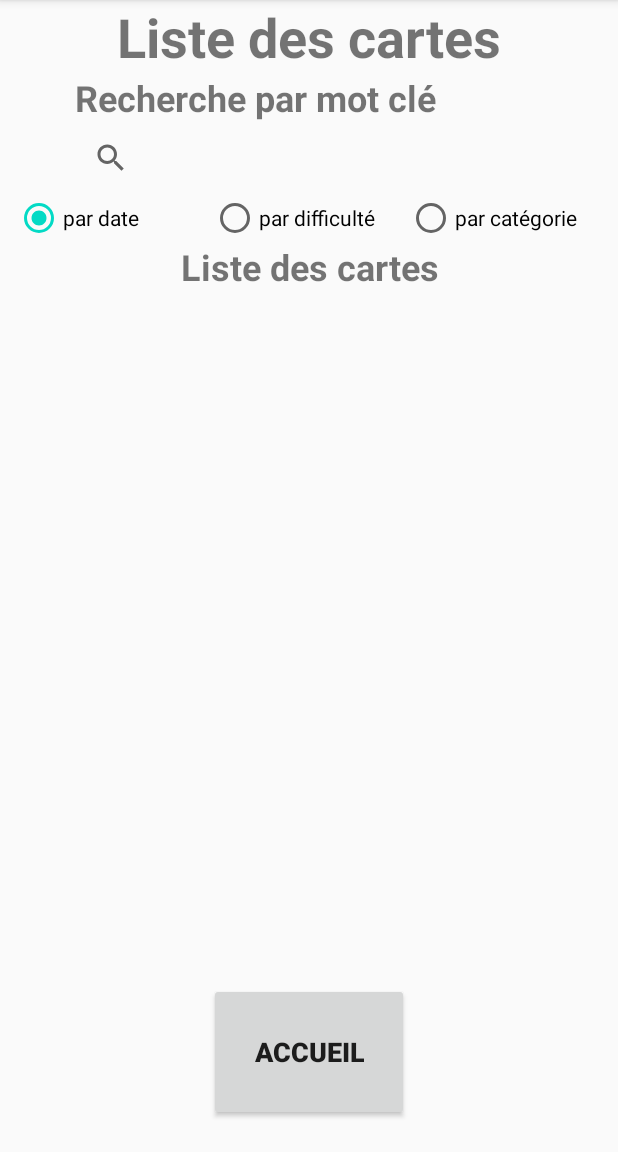
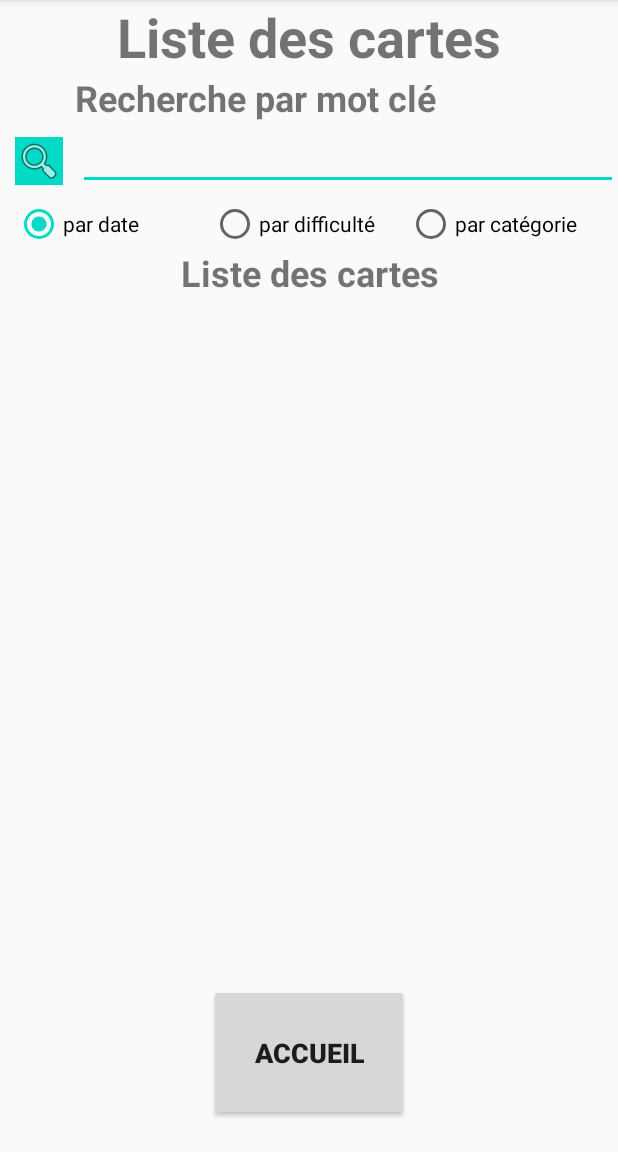
Before and after one commit to LX-pro-dev/RemueMeninges, an Android app: the HistoActivity screen opened directly, with no data from a screen before it, on a phone screen of 412 x 824 dp, the part 84-1236 px from its top. Run offline under Robolectric (Android 15) with nearby library versions, the phone set to English and light mode, and no system bars; 4 statements that could not run were skipped.

Commit message:
ajout du listener sur l'edittext de recherche par mot-clé dans HistoActivity

```diff
--- a/app/src/main/java/com/gauthier/remuemeninges/Vue/HistoActivity.java
+++ b/app/src/main/java/com/gauthier/remuemeninges/Vue/HistoActivity.java
@@ -2,13 +2,18 @@ package com.gauthier.remuemeninges.Vue;
 
 import android.content.Intent;
 import android.os.Bundle;
+import android.text.Editable;
+import android.text.TextWatcher;
 import android.util.Log;
+import android.view.KeyEvent;
 import android.view.View;
 import android.widget.Button;
+import android.widget.EditText;
 import android.widget.ImageButton;
 import android.widget.ListView;
 import android.widget.RadioButton;
 import android.widget.SearchView;
+import android.widget.Toast;
 
 import androidx.appcompat.app.AppCompatActivity;
 
@@ -26,7 +31,7 @@ public class HistoActivity extends AppCompatActivity {
 
     private Controle controle;
     private HistoListAdapter adapter;
-    private SearchView histo_keyword;
+    private EditText histo_keyword;
     private RadioButton histoRbDate;
     private RadioButton histoRbLevel;
     private RadioButton histoRbCategoy;
@@ -38,7 +43,7 @@ public class HistoActivity extends AppCompatActivity {
         super.onCreate(savedInstanceState);
         setContentView(R.layout.activity_histo);
         this.controle = Controle.getInstance(this);
-        histo_keyword = (SearchView) findViewById(R.id.histo_keyword);
+        histo_keyword = (EditText) findViewById(R.id.histo_keyword);
         histoRbDate = (RadioButton) findViewById(R.id.histoRbDate);
         histoRbLevel = (RadioButton) findViewById(R.id.histoRbLevel);
         histoRbCategoy = (RadioButton) findViewById(R.id.histoRbCategoy);
@@ -70,8 +75,6 @@ public class HistoActivity extends AppCompatActivity {
      */
     private ArrayList<Carte> tri(ArrayList<Carte> lesCartes) {
         //récupérer l'état du radiogroup (date, level catégorie)
-
-
         //récupération de la collection
         Collections.sort(lesCartes, new Comparator<Carte>() {
             @Override
@@ -100,19 +103,29 @@ public class HistoActivity extends AppCompatActivity {
     //écouter les événements (2 méthodes): changement de rb et ajout d'un mot clé / txtQuestion
     public void setListeners() {
         //attache l'écouteur au btn search
-        histo_keyword.setOnClickListener((View.OnClickListener) this);
+        histo_keyword.addTextChangedListener(new TextWatcher() {
+            @Override
+            public void afterTextChanged(Editable s) {}
+            @Override
+            public void beforeTextChanged(CharSequence s, int start, int count, int after) {
+            }
+            @Override
+            public void onTextChanged(CharSequence s, int start, int before, int count) {
+            }
+        });
         histoRbDate.setOnClickListener((View.OnClickListener) this);
         histoRbLevel.setOnClickListener((View.OnClickListener) this);
         histoRbCategoy.setOnClickListener((View.OnClickListener) this);
+
         //récupérer le text
-        String text = null;
+        String text = histo_keyword.getText().toString();
+
         //faire un appel à Cartes.search() pour mettre à jour la liste des cartes
         adapter.updateItems(Carte.search(controle.getLesCartes(), text));
 
         //attacher l'écouteur du radiogroup de tri pour définir le mode de tri
         //récupérer le mode sélectionné
         adapter.updateItems(tri(adapter.getItems()));
-
     }
 
     /**
--- a/app/src/main/res/layout/activity_histo.xml
+++ b/app/src/main/res/layout/activity_histo.xml
@@ -3,6 +3,7 @@
     xmlns:tools="http://schemas.android.com/tools"
     android:layout_width="match_parent"
     android:layout_height="match_parent"
+    xmlns:app="http://schemas.android.com/apk/res-auto"
     android:orientation="vertical"
     tools:context=".Vue.HistoActivity">
 
@@ -24,14 +25,25 @@
         android:text="@string/histo_txt_recherche_par_mot_cl"
         android:textSize="@dimen/txt_view"
         android:textStyle="bold" />
-
-    <SearchView
-        android:id="@+id/histo_keyword"
+    <LinearLayout
         android:layout_width="match_parent"
         android:layout_height="wrap_content"
-        android:layout_marginLeft="50sp"
-        android:layout_marginRight="50sp"
-        android:inputType="textAutoCorrect|text" />
+        android:orientation="horizontal">
+        <ImageView
+            android:layout_width="wrap_content"
+            android:layout_height="wrap_content"
+            android:layout_margin="10sp"
+            android:background="@color/colorAccent"
+            app:srcCompat="@android:drawable/ic_menu_search"
+           />
+        <EditText
+            android:id="@+id/histo_keyword"
+            android:layout_width="match_parent"
+            android:layout_height="wrap_content"
+            android:inputType="textAutoCorrect|text" />
+    </LinearLayout>
+
+
 
     <RadioGroup
         android:id="@+id/histo_rg"
```
